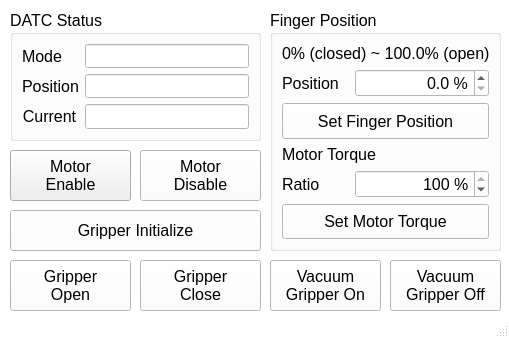
Qt form ui/gripper_window.ui (PlanA2G/datc_user_interface) before a commit.
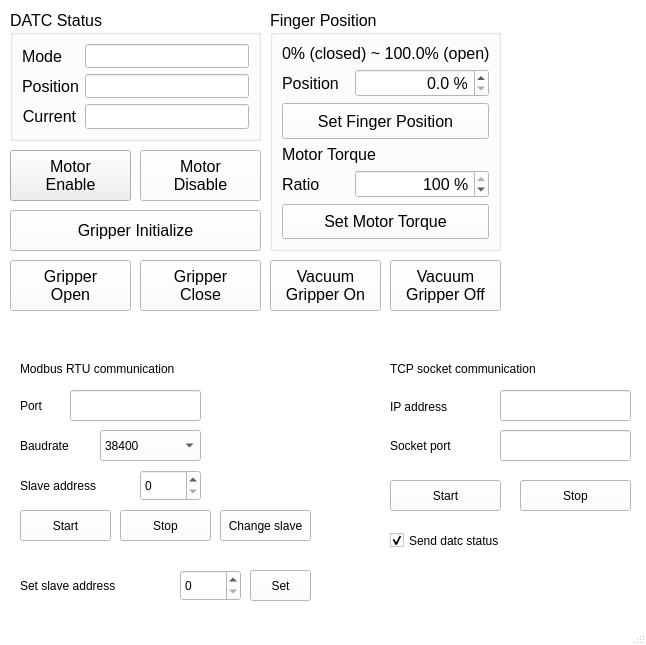
The same form after that commit.

Commit message: update: modbus rtu connection by gui

The edit to the form file:
```diff
--- a/ui/gripper_window.ui
+++ b/ui/gripper_window.ui
@@ -6,8 +6,8 @@
    <rect>
     <x>0</x>
     <y>0</y>
-    <width>509</width>
-    <height>338</height>
+    <width>646</width>
+    <height>645</height>
    </rect>
   </property>
   <property name="palette">
@@ -1057,6 +1057,297 @@
      </item>
     </layout>
    </widget>
+   <widget class="QLabel" name="label">
+    <property name="geometry">
+     <rect>
+      <x>20</x>
+      <y>360</y>
+      <width>231</width>
+      <height>17</height>
+     </rect>
+    </property>
+    <property name="text">
+     <string>Modbus RTU communication</string>
+    </property>
+   </widget>
+   <widget class="QLabel" name="label_2">
+    <property name="geometry">
+     <rect>
+      <x>20</x>
+      <y>390</y>
+      <width>41</width>
+      <height>31</height>
+     </rect>
+    </property>
+    <property name="text">
+     <string>Port</string>
+    </property>
+   </widget>
+   <widget class="QLabel" name="label_3">
+    <property name="geometry">
+     <rect>
+      <x>20</x>
+      <y>430</y>
+      <width>71</width>
+      <height>31</height>
+     </rect>
+    </property>
+    <property name="text">
+     <string>Baudrate</string>
+    </property>
+   </widget>
+   <widget class="QComboBox" name="comboBox_baudrate">
+    <property name="geometry">
+     <rect>
+      <x>100</x>
+      <y>430</y>
+      <width>101</width>
+      <height>31</height>
+     </rect>
+    </property>
+    <property name="editable">
+     <bool>false</bool>
+    </property>
+    <property name="currentText">
+     <string>38400</string>
+    </property>
+    <property name="currentIndex">
+     <number>0</number>
+    </property>
+    <property name="insertPolicy">
+     <enum>QComboBox::InsertAtBottom</enum>
+    </property>
+    <property name="placeholderText">
+     <string/>
+    </property>
+    <property name="modelColumn">
+     <number>0</number>
+    </property>
+    <item>
+     <property name="text">
+      <string>38400</string>
+     </property>
+    </item>
+    <item>
+     <property name="text">
+      <string>9600</string>
+     </property>
+    </item>
+    <item>
+     <property name="text">
+      <string>115200</string>
+     </property>
+    </item>
+   </widget>
+   <widget class="QLabel" name="label_4">
+    <property name="geometry">
+     <rect>
+      <x>20</x>
+      <y>470</y>
+      <width>101</width>
+      <height>31</height>
+     </rect>
+    </property>
+    <property name="text">
+     <string>Slave address</string>
+    </property>
+   </widget>
+   <widget class="QSpinBox" name="spinBox_slave_addr">
+    <property name="geometry">
+     <rect>
+      <x>140</x>
+      <y>470</y>
+      <width>61</width>
+      <height>31</height>
+     </rect>
+    </property>
+   </widget>
+   <widget class="QPushButton" name="pushButton_modbus_start">
+    <property name="geometry">
+     <rect>
+      <x>20</x>
+      <y>510</y>
+      <width>91</width>
+      <height>31</height>
+     </rect>
+    </property>
+    <property name="text">
+     <string>Start</string>
+    </property>
+   </widget>
+   <widget class="QPushButton" name="pushButton_modbus_stop">
+    <property name="geometry">
+     <rect>
+      <x>120</x>
+      <y>510</y>
+      <width>91</width>
+      <height>31</height>
+     </rect>
+    </property>
+    <property name="text">
+     <string>Stop</string>
+    </property>
+   </widget>
+   <widget class="QPushButton" name="pushButton_modbus_slave_change">
+    <property name="geometry">
+     <rect>
+      <x>220</x>
+      <y>510</y>
+      <width>91</width>
+      <height>31</height>
+     </rect>
+    </property>
+    <property name="text">
+     <string>Change slave</string>
+    </property>
+   </widget>
+   <widget class="QLabel" name="label_5">
+    <property name="geometry">
+     <rect>
+      <x>20</x>
+      <y>570</y>
+      <width>151</width>
+      <height>31</height>
+     </rect>
+    </property>
+    <property name="text">
+     <string>Set slave address</string>
+    </property>
+   </widget>
+   <widget class="QSpinBox" name="spinBox_slave_addr_4set">
+    <property name="geometry">
+     <rect>
+      <x>180</x>
+      <y>570</y>
+      <width>61</width>
+      <height>31</height>
+     </rect>
+    </property>
+   </widget>
+   <widget class="QPushButton" name="pushButton_modbus_set_slave_addr">
+    <property name="geometry">
+     <rect>
+      <x>250</x>
+      <y>570</y>
+      <width>61</width>
+      <height>31</height>
+     </rect>
+    </property>
+    <property name="text">
+     <string>Set</string>
+    </property>
+   </widget>
+   <widget class="QLineEdit" name="lineEdit_serial_port">
+    <property name="geometry">
+     <rect>
+      <x>70</x>
+      <y>390</y>
+      <width>131</width>
+      <height>31</height>
+     </rect>
+    </property>
+   </widget>
+   <widget class="QLabel" name="label_6">
+    <property name="geometry">
+     <rect>
+      <x>390</x>
+      <y>396</y>
+      <width>101</width>
+      <height>21</height>
+     </rect>
+    </property>
+    <property name="text">
+     <string>IP address</string>
+    </property>
+   </widget>
+   <widget class="QLabel" name="label_7">
+    <property name="geometry">
+     <rect>
+      <x>390</x>
+      <y>360</y>
+      <width>191</width>
+      <height>17</height>
+     </rect>
+    </property>
+    <property name="text">
+     <string>TCP socket communication</string>
+    </property>
+   </widget>
+   <widget class="QLineEdit" name="lineEdit_tcp_addr">
+    <property name="geometry">
+     <rect>
+      <x>500</x>
+      <y>390</y>
+      <width>131</width>
+      <height>31</height>
+     </rect>
+    </property>
+   </widget>
+   <widget class="QLabel" name="label_8">
+    <property name="geometry">
+     <rect>
+      <x>390</x>
+      <y>430</y>
+      <width>101</width>
+      <height>31</height>
+     </rect>
+    </property>
+    <property name="text">
+     <string>Socket port</string>
+    </property>
+   </widget>
+   <widget class="QLineEdit" name="lineEdit_tcp_port">
+    <property name="geometry">
+     <rect>
+      <x>500</x>
+      <y>430</y>
+      <width>131</width>
+      <height>31</height>
+     </rect>
+    </property>
+   </widget>
+   <widget class="QPushButton" name="pushButton_tcp_start">
+    <property name="geometry">
+     <rect>
+      <x>390</x>
+      <y>480</y>
+      <width>111</width>
+      <height>31</height>
+     </rect>
+    </property>
+    <property name="text">
+     <string>Start</string>
+    </property>
+   </widget>
+   <widget class="QPushButton" name="pushButton_tco_stop">
+    <property name="geometry">
+     <rect>
+      <x>520</x>
+      <y>480</y>
+      <width>111</width>
+      <height>31</height>
+     </rect>
+    </property>
+    <property name="text">
+     <string>Stop</string>
+    </property>
+   </widget>
+   <widget class="QCheckBox" name="checkBox_tcp_send_status">
+    <property name="geometry">
+     <rect>
+      <x>390</x>
+      <y>530</y>
+      <width>161</width>
+      <height>21</height>
+     </rect>
+    </property>
+    <property name="text">
+     <string>Send datc status</string>
+    </property>
+    <property name="checked">
+     <bool>true</bool>
+    </property>
+   </widget>
   </widget>
   <widget class="QStatusBar" name="statusBar"/>
  </widget>
```
The commit also changes 8 other files.
